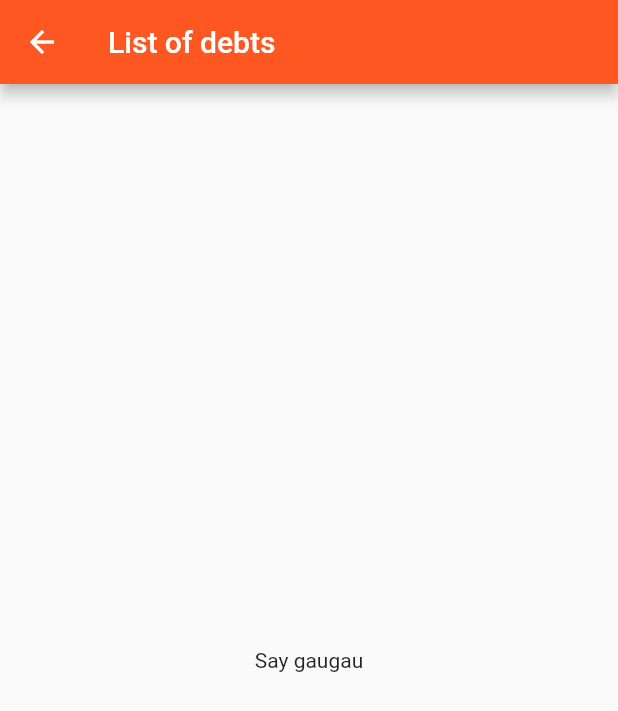
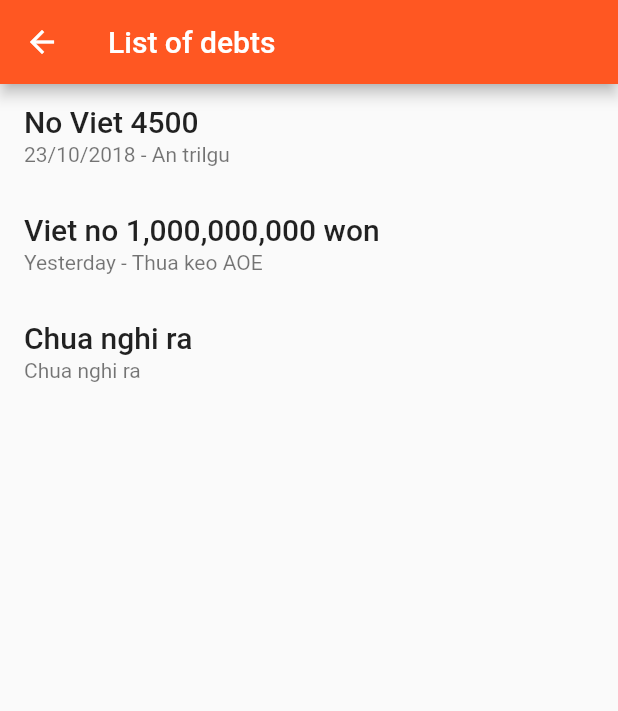
Before and after one commit to doxuanviet1996/debnet, a Flutter app: the Debts screen opened by its route, on a phone screen of 412 x 824 dp. Shown: the top 711 px of the screen. Run offline on Flutter 3.47's test engine with Material 2 defaults, Android fonts, the phone set to English and light mode, and no system bars.

```diff
--- a/debnet/lib/debts.dart
+++ b/debnet/lib/debts.dart
@@ -1,4 +1,22 @@
 import 'package:flutter/material.dart';
+
+List<Widget> list = <Widget>[
+  ListTile(
+    title: Text('No Viet 4500',
+        style: TextStyle(fontWeight: FontWeight.w500, fontSize: 20.0)),
+    subtitle: Text('23/10/2018 - An trilgu'),
+  ),
+  ListTile(
+    title: Text('Viet no 1,000,000,000 won',
+        style: TextStyle(fontWeight: FontWeight.w500, fontSize: 20.0)),
+    subtitle: Text('Yesterday - Thua keo AOE'),
+  ),
+  ListTile(
+    title: Text('Chua nghi ra',
+        style: TextStyle(fontWeight: FontWeight.w500, fontSize: 20.0)),
+    subtitle: Text('Chua nghi ra'),
+  ),
+];
 
 class Debts extends StatefulWidget {
   @override
@@ -13,7 +31,9 @@ class _DebtsState extends State<Debts> {
         title: Text('List of debts'),
       ),
       body: Center(
-        child: Text('Say gaugau'),
+        child: ListView(
+          children: list,
+        ),
       ),
     );
   }
--- a/debnet/lib/events.dart
+++ b/debnet/lib/events.dart
@@ -1,4 +1,34 @@
 import 'package:flutter/material.dart';
+
+List<Widget> list = <Widget>[
+  ListTile(
+    title: Text('Batman',
+        style: TextStyle(fontWeight: FontWeight.w500, fontSize: 20.0)),
+    subtitle: Text('Lotte Cinema'),
+    leading: Icon(
+      Icons.theaters,
+      color: Colors.deepOrange,
+    ),
+  ),
+  ListTile(
+    title: Text('Avenger',
+        style: TextStyle(fontWeight: FontWeight.w500, fontSize: 20.0)),
+    subtitle: Text('Gungdong'),
+    leading: Icon(
+      Icons.theaters,
+      color: Colors.deepOrange,
+    ),
+  ),
+  ListTile(
+    title: Text('Trilgu',
+        style: TextStyle(fontWeight: FontWeight.w500, fontSize: 20.0)),
+    subtitle: Text('79 Gungdong'),
+    leading: Icon(
+      IconData(0xe56c, fontFamily: 'MaterialIcons'),
+      color: Colors.deepOrange
+    ),
+  ),
+];
 
 class Events extends StatefulWidget {
   @override
@@ -13,7 +43,9 @@ class _EventsState extends State<Events> {
         title: Text('List of events'),
       ),
       body: Center(
-        child: Text('Say meomeo'),
+        child: ListView(
+          children: list,
+        ),
       ),
     );
   }
--- /dev/null
+++ b/debnet/lib/notification.dart
@@ -0,0 +1,52 @@
+import 'package:flutter/material.dart';
+
+List<Widget> list = <Widget>[
+  ListTile(
+    title: Text('Van tra no 5000 won',
+        style: TextStyle(fontWeight: FontWeight.w500, fontSize: 16.0)),
+    subtitle: Text('An trilgu - Yesterday'),
+    leading: Icon(
+      IconData(0xe227, fontFamily: 'MaterialIcons'),
+      color: Colors.deepOrange
+    ),
+  ),
+  ListTile(
+    title: Text('Viet set keo AOE chat tay voi ban',
+        style: TextStyle(fontWeight: FontWeight.w500, fontSize: 16.0)),
+    subtitle: Text('Nhan keo ko em?'),
+    leading: Icon(
+      IconData(0xe614, fontFamily: 'MaterialIcons'),
+      color: Colors.deepOrange
+    ),
+  ),
+  ListTile(
+    title: Text('Viet nhac ban tra no Viet 1 qua tao',
+        style: TextStyle(fontWeight: FontWeight.w500, fontSize: 16.0)),
+    subtitle: Text('An qua nho ke trong cay'),
+    leading: Icon(
+      IconData(0xe227, fontFamily: 'MaterialIcons'),
+      color: Colors.deepOrange
+    ),
+  ),
+];
+
+class Notifications extends StatefulWidget {
+  @override
+  State<StatefulWidget> createState() =>new _NotificationsState();
+}
+
+class _NotificationsState extends State<Notifications> {
+  @override
+  Widget build(BuildContext context) {
+    return new Scaffold(
+      appBar: AppBar(
+        title: Text('Notifications'),
+      ),
+      body: Center(
+        child: ListView(
+          children: list,
+        ),
+      ),
+    );
+  }
+}
--- a/debnet/pubspec.yaml
+++ b/debnet/pubspec.yaml
@@ -37,7 +37,7 @@ flutter:
   uses-material-design: true
 
   assets:
-      - images/vanh.jpg
+      - images/
   # To add assets to your application, add an assets section, like this:
   # assets:
   #  - images/a_dot_burr.jpeg
```
Also changed, not shown: debnet/lib/friends.dart (+19 -1 lines), debnet/lib/main.dart (+15 -0 lines), debnet/lib/payments.dart (+7 -1 lines), debnet/images/vanh1.jpg (added), debnet/images/vanh10.jpg (added), debnet/images/vanh11.jpg (added), debnet/images/vanh12.jpg (added), debnet/images/vanh2.jpg (added), debnet/images/vanh3.jpg (added), debnet/images/vanh4.jpg (added), debnet/images/vanh5.jpg (added), debnet/images/vanh6.jpg (added), debnet/images/vanh7.jpg (added), debnet/images/vanh8.jpg (added), 1 more files.
